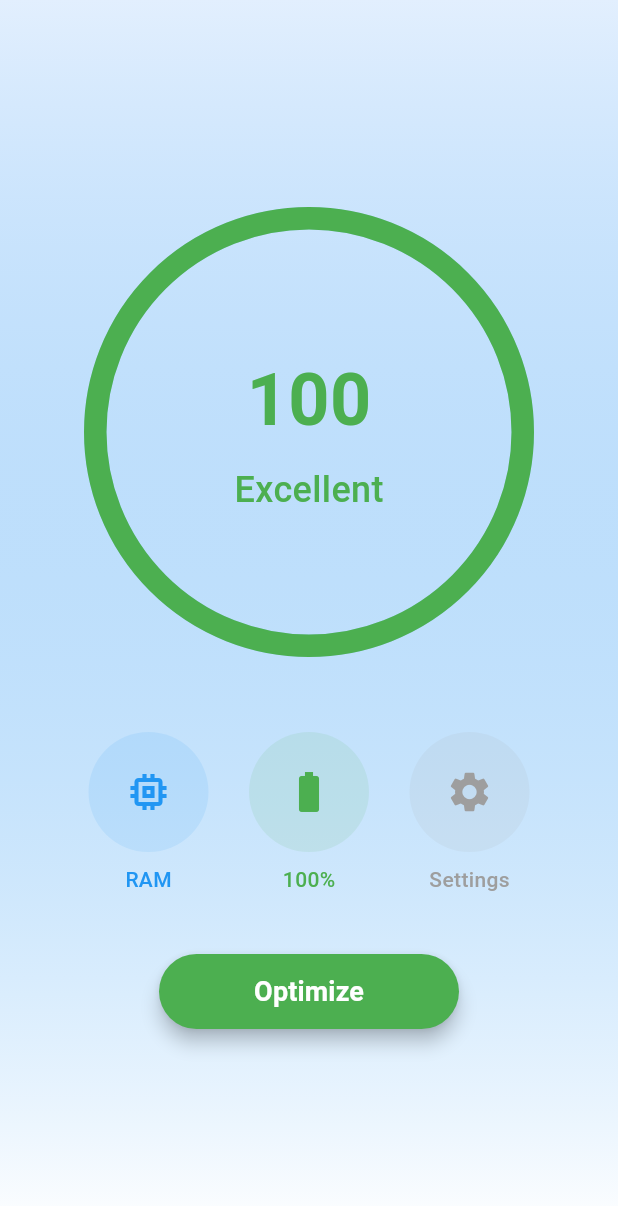
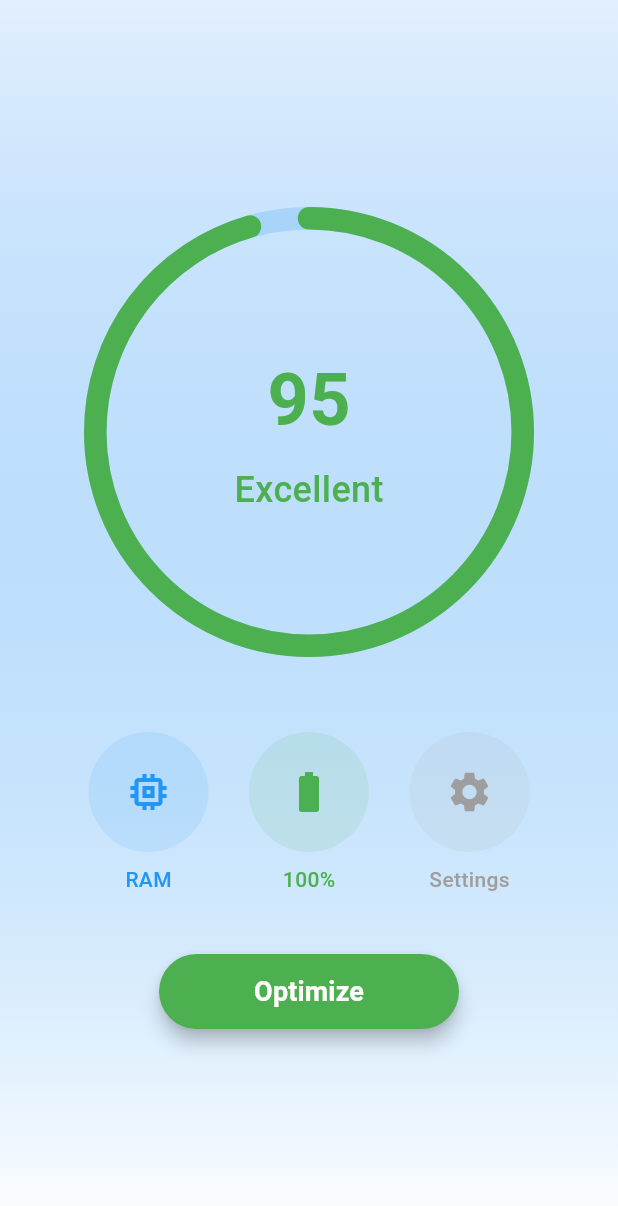
Before and after one commit to ysntopbas/boostify, a Flutter app: the screen it shows after launch, after a tap on "Optimize", on a phone screen of 412 x 824 dp. Shown: the top 1206 px of the screen. Run offline on Flutter 3.47's test engine with Material 3 defaults, Android fonts, the phone set to English and light mode, and no system bars; drawn by our look-alikes of percent_indicator; our stand-ins replace battery_plus, easy_localization, shared_preferences.

Commit message:
Add optimization service and periodic system score tracking
- Introduced OptimizeService for dynamic system performance scoring
- Added periodic system info refresh in HomeScreen
- Integrated shared_preferences for score persistence
- Updated home screen to display dynamic system score with color indicators
- Added timelines_plus and shared_preferences dependencies

```diff
--- a/lib/main.dart
+++ b/lib/main.dart
@@ -1,10 +1,12 @@
 import 'package:flutter/material.dart';
 import 'package:easy_localization/easy_localization.dart';
 import 'package:boostify/screens/home_screen.dart';
+import 'package:boostify/services/optimize_service.dart';
 
 void main() async {
   WidgetsFlutterBinding.ensureInitialized();
   await EasyLocalization.ensureInitialized();
+  await OptimizeService.init();
 
   runApp(EasyLocalization(
     supportedLocales: const [
--- a/lib/screens/home_screen.dart
+++ b/lib/screens/home_screen.dart
@@ -7,6 +7,8 @@ import 'package:boostify/services/battery_service.dart';
 import 'package:boostify/screens/ram_cleaner_screen.dart';
 import 'package:boostify/screens/battery_info_screen.dart';
 import 'package:boostify/screens/settings_screen.dart';
+import 'package:boostify/services/optimize_service.dart';
+import 'dart:async';
 
 class HomeScreen extends StatefulWidget {
   const HomeScreen({super.key});
@@ -20,19 +22,40 @@ class _HomeScreenState extends State<HomeScreen> {
   double systemScore = 1.0;
   int batteryLevel = 0;
   bool isCharging = false;
+  Timer? _timer;
 
   @override
   void initState() {
     super.initState();
-    _loadSystemInfo();
+    _initializeApp();
+    _startTimer();
+  }
+
+  @override
+  void dispose() {
+    _timer?.cancel();
+    super.dispose();
+  }
+
+  Future<void> _initializeApp() async {
+    await OptimizeService.init();
+    await _loadSystemInfo();
+  }
+
+  void _startTimer() {
+    // Her 1 dakikada bir kontrol et
+    _timer = Timer.periodic(const Duration(minutes: 1), (timer) async {
+      await _loadSystemInfo();
+    });
   }
 
   Future<void> _loadSystemInfo() async {
     final battery = await BatteryService.getBatteryLevel();
     final batteryState = await BatteryService.getBatteryState();
+    final score = await OptimizeService.getScore();
 
     setState(() {
-      systemScore = 1.0;
+      systemScore = score / 100; // Yüzdelik değeri 0-1 aralığına çevir
       batteryLevel = battery;
       isCharging = batteryState == BatteryState.charging;
     });
@@ -43,7 +66,10 @@ class _HomeScreenState extends State<HomeScreen> {
     try {
       await SystemService.clearCache();
       await SystemService.cleanRam();
-      await _loadSystemInfo();
+      final score = await OptimizeService.optimize();
+      setState(() {
+        systemScore = score / 100;
+      });
     } finally {
       setState(() => isOptimizing = false);
     }
@@ -51,8 +77,9 @@ class _HomeScreenState extends State<HomeScreen> {
 
   Color _getScoreColor() {
     final score = systemScore * 100;
-    if (score >= 90) return Colors.green;
-    if (score >= 70) return Colors.orange;
+    if (score >= 85) return Colors.green;
+    if (score >= 75) return Colors.blue;
+    if (score >= 70) return Colors.orange.shade400;
     return Colors.red;
   }
 
--- a/lib/screens/ram_cleaner_screen.dart
+++ b/lib/screens/ram_cleaner_screen.dart
@@ -1,5 +1,4 @@
 import 'package:flutter/material.dart';
-import 'package:easy_localization/easy_localization.dart';
 import 'package:percent_indicator/circular_percent_indicator.dart';
 import 'package:boostify/services/system_service.dart';
 
--- a/lib/services/battery_service.dart
+++ b/lib/services/battery_service.dart
@@ -1,5 +1,4 @@
 import 'package:battery_plus/battery_plus.dart';
-import 'package:device_info_plus/device_info_plus.dart';
 import 'package:flutter/services.dart';
 
 class BatteryService {
--- /dev/null
+++ b/lib/services/optimize_service.dart
@@ -0,0 +1,71 @@
+import 'dart:async';
+import 'dart:math';
+import 'package:shared_preferences/shared_preferences.dart';
+
+class OptimizeService {
+  static const String _lastOptimizeTimeKey = 'last_optimize_time';
+  static const String _scoreKey = 'optimize_score';
+  static const String _optimizeCountKey = 'optimize_count';
+  static const int _checkInterval = 6; // 10 dakika (saniye cinsinden)
+  static const double _minScore = 70.0;
+  static const double _maxScore = 100.0;
+
+  static Future<void> init() async {
+    final prefs = await SharedPreferences.getInstance();
+    if (!prefs.containsKey(_scoreKey)) {
+      await prefs.setDouble(_scoreKey, _maxScore);
+      await prefs.setInt(_lastOptimizeTimeKey, DateTime.now().millisecondsSinceEpoch);
+      await prefs.setInt(_optimizeCountKey, 0);
+    }
+  }
+
+  static Future<double> getScore() async {
+    final prefs = await SharedPreferences.getInstance();
+    final lastOptimizeTime = DateTime.fromMillisecondsSinceEpoch(
+      prefs.getInt(_lastOptimizeTimeKey) ?? DateTime.now().millisecondsSinceEpoch
+    );
+    final currentScore = prefs.getDouble(_scoreKey) ?? _maxScore;
+
+    // Son optimize'dan bu yana geçen 10 dakikaları hesapla
+    final timeDifference = DateTime.now().difference(lastOptimizeTime).inSeconds;
+    final intervals = timeDifference ~/ _checkInterval;
+
+    if (intervals > 0) {
+      // Her 10 dakika için 1 puan düş
+      double newScore = currentScore - intervals.toDouble();
+      // Minimum skorun altına düşmesini engelle
+      newScore = newScore.clamp(_minScore, _maxScore);
+
+      // Yeni skoru kaydet
+      await prefs.setDouble(_scoreKey, newScore);
+      return newScore;
+    }
+
+    return currentScore;
+  }
+
+  static Future<double> optimize() async {
+    final prefs = await SharedPreferences.getInstance();
+    final optimizeCount = prefs.getInt(_optimizeCountKey) ?? 0;
+    double newScore;
+
+    if (optimizeCount == 0) {
+      // İlk optimize: 95-100 arası random
+      newScore = 95 + Random().nextDouble() * 5;
+    } else {
+      // İkinci ve sonraki optimize: 100
+      newScore = 100;
+    }
+
+    await prefs.setDouble(_scoreKey, newScore);
+    await prefs.setInt(_lastOptimizeTimeKey, DateTime.now().millisecondsSinceEpoch);
+    await prefs.setInt(_optimizeCountKey, optimizeCount + 1);
+
+    return newScore;
+  }
+
+  static Future<void> resetOptimizeCount() async {
+    final prefs = await SharedPreferences.getInstance();
+    await prefs.setInt(_optimizeCountKey, 0);
+  }
+}
--- a/pubspec.yaml
+++ b/pubspec.yaml
@@ -36,10 +36,12 @@ dependencies:
   path_provider: ^2.1.2
   system_info_plus: ^0.0.5
   battery_plus: ^4.1.0
+  shared_preferences: ^2.2.2
 
   # The following adds the Cupertino Icons font to your application.
   # Use with the CupertinoIcons class for iOS style icons.
   cupertino_icons: ^1.0.8
+  timelines_plus: ^1.0.6
 
 dev_dependencies:
   flutter_test:
```
Also changed, not shown: pubspec.lock.
